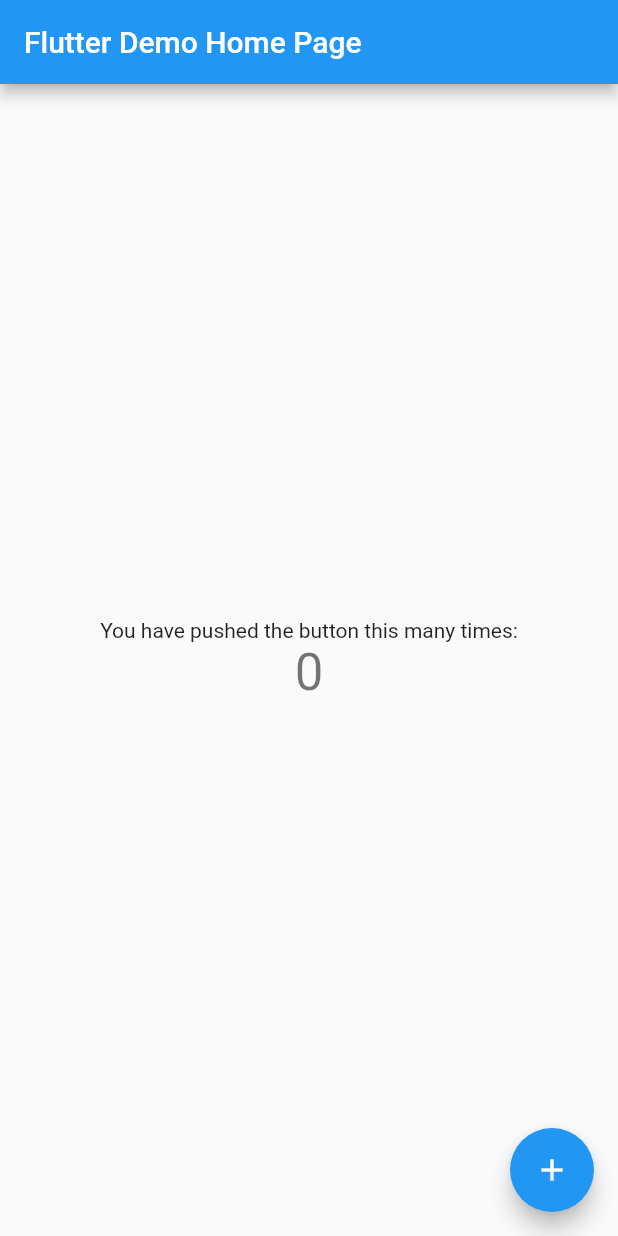
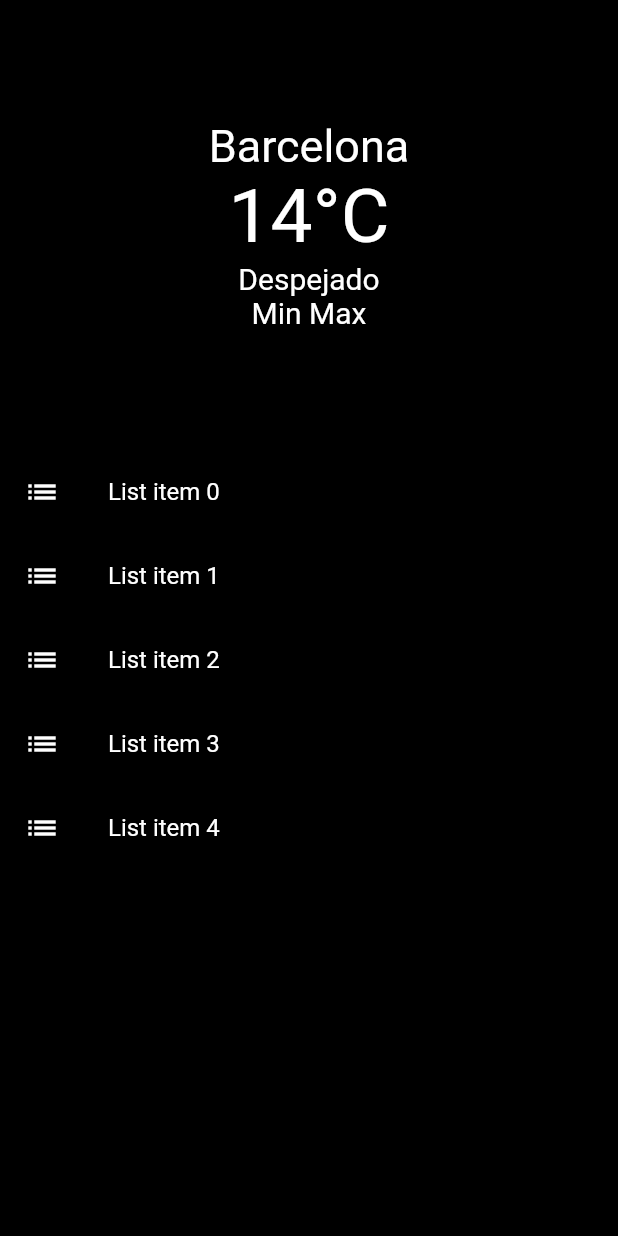
Before and after one commit to guillemmiro97/WeatherApp-flutter, a Flutter app: the screen it shows after launch, on a phone screen of 412 x 824 dp. Run offline on Flutter 3.47's test engine with Material 2 defaults, Android fonts, the phone set to English and light mode, and no system bars.

Commit message:
Demo for texts + listview working.

```diff
--- a/lib/main.dart
+++ b/lib/main.dart
@@ -13,16 +13,7 @@
     return MaterialApp(
       title: 'Flutter Demo',
       theme: ThemeData(
-        // This is the theme of your application.
-        //
-        // Try running your application with "flutter run". You'll see the
-        // application has a blue toolbar. Then, without quitting the app, try
-        // changing the primarySwatch below to Colors.green and then invoke
-        // "hot reload" (press "r" in the console where you ran "flutter run",
-        // or simply save your changes to "hot reload" in a Flutter IDE).
-        // Notice that the counter didn't reset back to zero; the application
-        // is not restarted.
-        primarySwatch: Colors.blue,
+        primarySwatch: Colors.red,
       ),
       home: const MyHomePage(title: 'Flutter Demo Home Page'),
     );
@@ -32,15 +23,6 @@
 class MyHomePage extends StatefulWidget {
   const MyHomePage({super.key, required this.title});
 
-  // This widget is the home page of your application. It is stateful, meaning
-  // that it has a State object (defined below) that contains fields that affect
-  // how it looks.
-
-  // This class is the configuration for the state. It holds the values (in this
-  // case the title) provided by the parent (in this case the App widget) and
-  // used by the build method of the State. Fields in a Widget subclass are
-  // always marked "final".
-
   final String title;
 
   @override
@@ -48,68 +30,72 @@
 }
 
 class _MyHomePageState extends State<MyHomePage> {
-  int _counter = 0;
-
-  void _incrementCounter() {
-    setState(() {
-      // This call to setState tells the Flutter framework that something has
-      // changed in this State, which causes it to rerun the build method below
-      // so that the display can reflect the updated values. If we changed
-      // _counter without calling setState(), then the build method would not be
-      // called again, and so nothing would appear to happen.
-      _counter++;
-    });
-  }
-
   @override
   Widget build(BuildContext context) {
-    // This method is rerun every time setState is called, for instance as done
-    // by the _incrementCounter method above.
-    //
-    // The Flutter framework has been optimized to make rerunning build methods
-    // fast, so that you can just rebuild anything that needs updating rather
-    // than having to individually change instances of widgets.
     return Scaffold(
-      appBar: AppBar(
-        // Here we take the value from the MyHomePage object that was created by
-        // the App.build method, and use it to set our appbar title.
-        title: Text(widget.title),
+      body: SingleChildScrollView(
+        child: Column(
+          children: [
+            Container(
+                constraints: BoxConstraints(
+                  minWidth: MediaQuery.of(context).size.width,
                 ),
-      body: Center(
-        // Center is a layout widget. It takes a single child and positions it
-        // in the middle of the parent.
+                height: 300,
+                color: Colors.black,
                 child: Column(
-          // Column is also a layout widget. It takes a list of children and
-          // arranges them vertically. By default, it sizes itself to fit its
-          // children horizontally, and tries to be as tall as its parent.
-          //
-          // Invoke "debug painting" (press "p" in the console, choose the
-          // "Toggle Debug Paint" action from the Flutter Inspector in Android
-          // Studio, or the "Toggle Debug Paint" command in Visual Studio Code)
-          // to see the wireframe for each widget.
-          //
-          // Column has various properties to control how it sizes itself and
-          // how it positions its children. Here we use mainAxisAlignment to
-          // center the children vertically; the main axis here is the vertical
-          // axis because Columns are vertical (the cross axis would be
-          // horizontal).
                   mainAxisAlignment: MainAxisAlignment.center,
-          children: <Widget>[
+                  children: [
                     const Text(
-              'You have pushed the button this many times:',
+                      "Barcelona",
+                      style: TextStyle(fontSize: 30, color: Colors.white),
                     ),
-            Text(
-              '$_counter',
-              style: Theme.of(context).textTheme.headline4,
+                    const Text(
+                      "14°C",
+                      style: TextStyle(fontSize: 50, color: Colors.white),
+                    ),
+                    const Text("Despejado",
+                        style: TextStyle(fontSize: 20, color: Colors.white)),
+                    Row(
+                      mainAxisAlignment: MainAxisAlignment.center,
+                      children: const [
+                        Text("Min ",
+                            style:
+                                TextStyle(fontSize: 20, color: Colors.white)),
+                        Text("Max",
+                            style:
+                                TextStyle(fontSize: 20, color: Colors.white)),
+                      ],
                     ),
                   ],
                 ),
             ),
-      floatingActionButton: FloatingActionButton(
-        onPressed: _incrementCounter,
-        tooltip: 'Increment',
-        child: const Icon(Icons.add),
-      ), // This trailing comma makes auto-formatting nicer for build methods.
+            Container(
+                constraints: BoxConstraints(
+                  maxHeight: MediaQuery.of(context).size.height,
+                ),
+                color: Colors.black,
+                child: const ListViewBuilder())
+          ],
+        ),
+      ),
     );
   }
 }
+
+class ListViewBuilder extends StatelessWidget {
+  const ListViewBuilder({Key? key}) : super(key: key);
+
+  @override
+  Widget build(BuildContext context) {
+    return Scaffold(
+      backgroundColor: Colors.black,
+      body: ListView.builder(
+          itemCount: 5,
+          itemBuilder: (BuildContext context, int index) {
+            return ListTile(
+                leading: const Icon(Icons.list, color: Colors.white,),
+                title: Text("List item $index", style: const TextStyle(color: Colors.white),));
+          }),
+    );
+  }
+}
--- a/pubspec.yaml
+++ b/pubspec.yaml
@@ -31,7 +31,7 @@
 dependencies:
   flutter:
     sdk: flutter
-
+  http: ^0.13.3
 
   # The following adds the Cupertino Icons font to your application.
   # Use with the CupertinoIcons class for iOS style icons.
```
Lines whose indentation alone changed are shown as unchanged.
